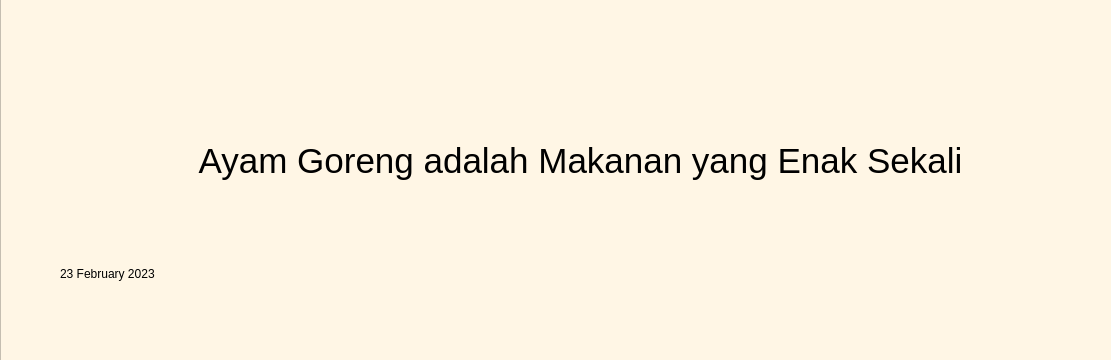
The window that src/lihatArtikel.ui (MarcelRyan/ReChefy) describes before a commit, drawn with Qt 5; both pictures show x 0 to 1111 and y 490 to 850 of the 1200 by 850 pixel window.
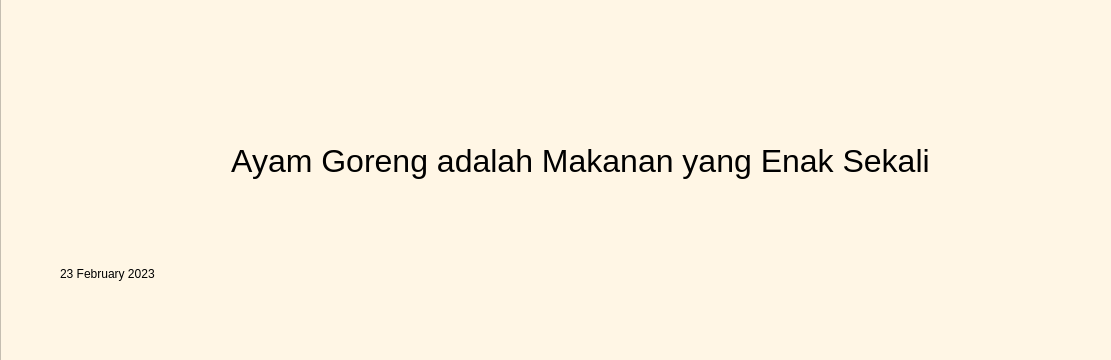
The same window after the commit. Icons and pictures are not drawn.

Commit message: warning font styling, fix artikel styling

What changed in the file:
```diff
--- a/src/lihatArtikel.ui
+++ b/src/lihatArtikel.ui
@@ -175,7 +175,7 @@
              </rect>
             </property>
             <property name="styleSheet">
-             <string notr="true">font: 26pt;</string>
+             <string notr="true">font: 24pt;</string>
             </property>
             <property name="text">
              <string>Ayam Goreng adalah Makanan yang Enak Sekali</string>
```
The commit also changes 3 other files.
